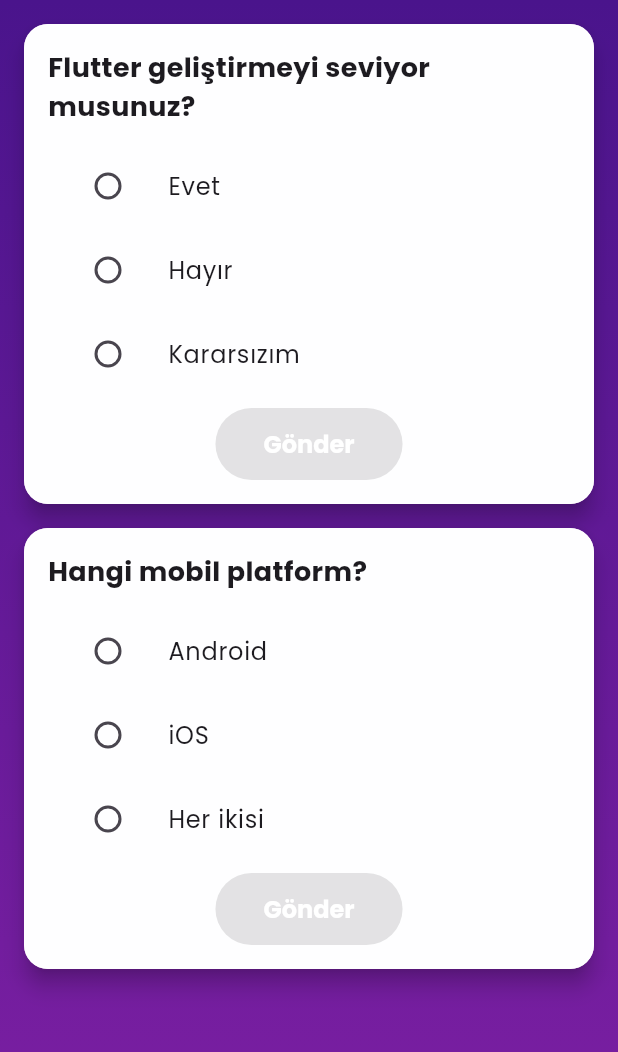
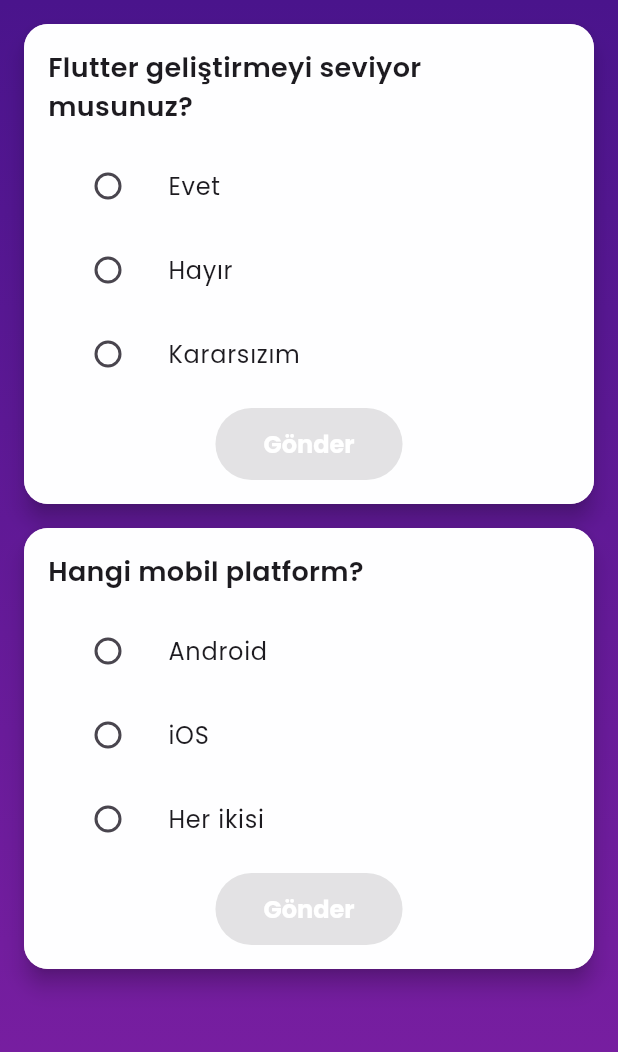
Before and after one commit to ismailhakkii/anket, a Flutter app: the SurveyPage screen opened by its route, on a phone screen of 412 x 824 dp, the part 84-1136 px from its top. Run offline on Flutter 3.47's test engine with Material 3 defaults, Android fonts, the light colour scheme and no system bars; our stand-ins replace bloc, confetti, equatable, flutter_bloc, flutter_colorpicker, flutter_fortune_wheel and 4 more; accounts and stored records are empty.

Commit message:
docs: Update README with features, installation instructions, and troubleshooting tips
refactor: Simplify SurveyPage UI by removing animations and improving loading indicator

chore: Add missing Poppins font weights in pubspec.yaml

config: Add VSCode settings for CMake

```diff
--- a/lib/features/survey/presentation/pages/survey_page.dart
+++ b/lib/features/survey/presentation/pages/survey_page.dart
@@ -1,8 +1,6 @@
 import 'package:flutter/material.dart';
 import 'package:flutter_bloc/flutter_bloc.dart';
-import 'package:flutter_staggered_animations/flutter_staggered_animations.dart';
 import 'package:google_fonts/google_fonts.dart';
-import 'package:lottie/lottie.dart';
 import '../bloc/survey_bloc.dart';
 
 class SurveyPage extends StatefulWidget {
@@ -40,23 +38,16 @@
           child: BlocBuilder<SurveyBloc, SurveyState>(
             builder: (context, state) {
               if (state is SurveyLoading) {
-                return Center(child: Lottie.asset('assets/animations/loading.json', width: 150));
+                return const Center(child: CircularProgressIndicator());
               }
               if (state is SurveyLoaded) {
                 final surveys = state.surveys;
-                return AnimationLimiter(
-                  child: ListView.builder(
+                return ListView.builder(
                   padding: const EdgeInsets.all(16),
                   itemCount: surveys.length,
                   itemBuilder: (context, index) {
                     final survey = surveys[index];
-                      return AnimationConfiguration.staggeredList(
-                        position: index,
-                        duration: const Duration(milliseconds: 500),
-                        child: SlideAnimation(
-                          verticalOffset: 50,
-                          child: FadeInAnimation(
-                            child: Card(
+                    return Card(
                       shape: RoundedRectangleBorder(borderRadius: BorderRadius.circular(16)),
                       margin: const EdgeInsets.only(bottom: 16),
                       elevation: 6,
@@ -99,12 +90,8 @@
                           ],
                         ),
                       ),
-                            ),
-                          ),
-                        ),
                     );
                   },
-                  ),
                 );
               }
               if (state is SurveyError) {
--- a/pubspec.yaml
+++ b/pubspec.yaml
@@ -100,6 +100,8 @@
     - family: Poppins
       fonts:
         - asset: assets/fonts/Poppins-Regular.ttf
+        - asset: assets/fonts/Poppins-SemiBold.ttf
+          weight: 600
         - asset: assets/fonts/Poppins-Bold.ttf
           weight: 700
 
```
Also changed, not shown: 1 other file. Lines whose indentation alone changed are shown as unchanged.
